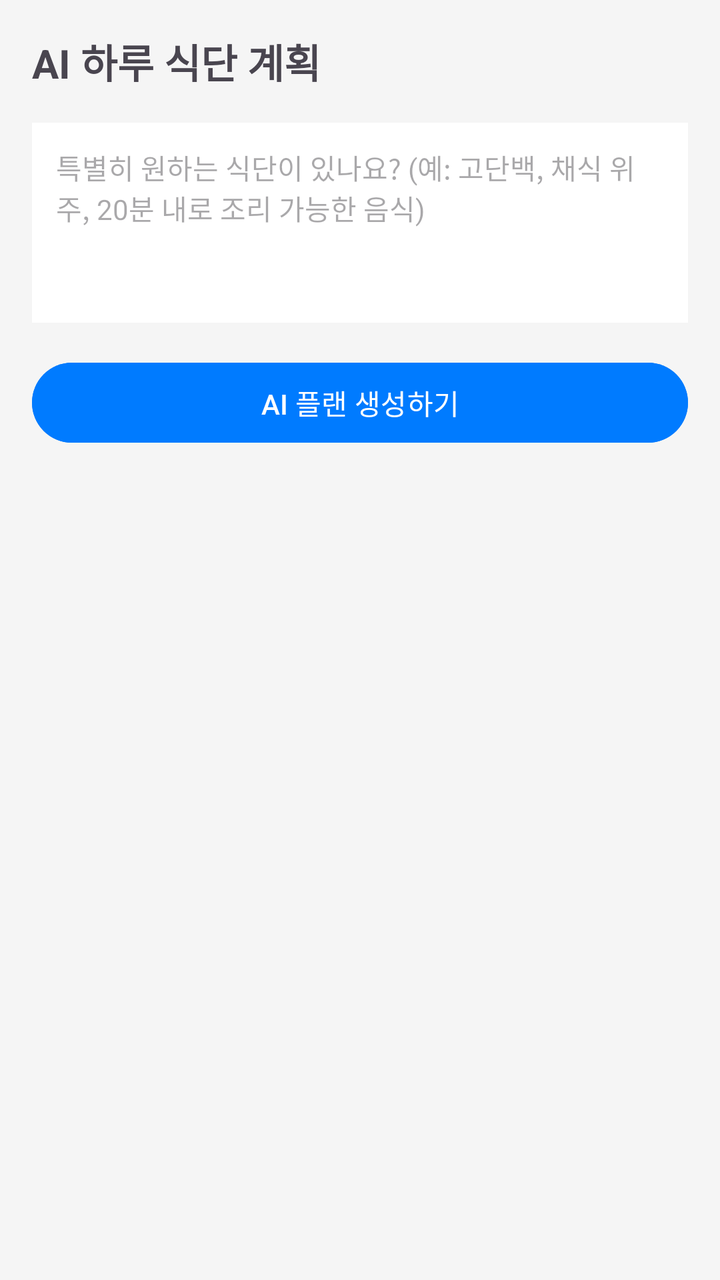
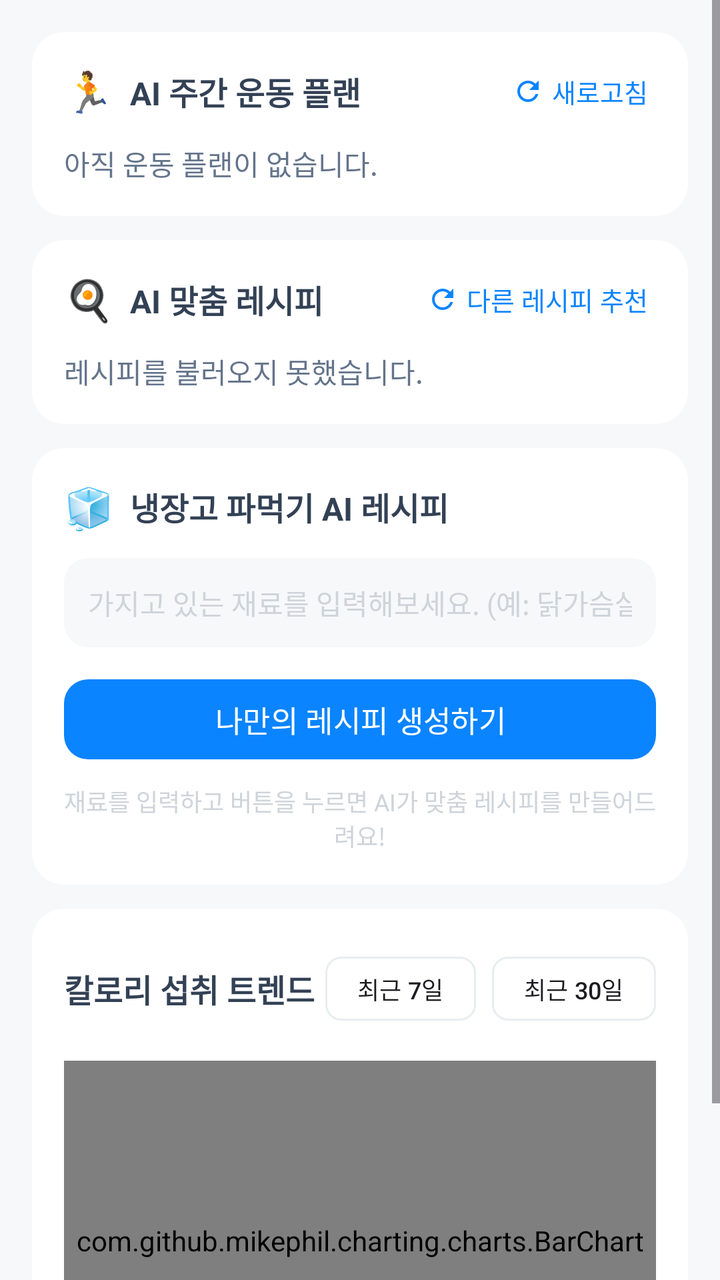

Before-and-after screenshots of an Android layout around one commit, followed by the original layout XML and the change that was made.
<!-- AndroidManifest.xml: application theme Theme.AI_DIET_APP -->
<!-- res/layout/fragment_analysis_ai_recipe.xml -->
<?xml version="1.0" encoding="utf-8"?>
<ScrollView xmlns:android="http://schemas.android.com/apk/res/android"
    xmlns:app="http://schemas.android.com/apk/res-auto"
    xmlns:tools="http://schemas.android.com/tools"
    android:layout_width="match_parent"
    android:layout_height="match_parent"
    android:background="#F5F5F5"
    tools:context=".fragments.AnalysisAiRecipeFragment">

    <LinearLayout
        android:layout_width="match_parent"
        android:layout_height="wrap_content"
        android:orientation="vertical"
        android:padding="16dp">

        <TextView
            android:layout_width="wrap_content"
            android:layout_height="wrap_content"
            android:text="AI 하루 식단 계획"
            android:textSize="20sp"
            android:textStyle="bold" />

        <EditText
            android:layout_width="match_parent"
            android:layout_height="100dp"
            android:layout_marginTop="16dp"
            android:background="@android:color/white"
            android:gravity="top"
            android:hint="특별히 원하는 식단이 있나요? (예: 고단백, 채식 위주, 20분 내로 조리 가능한 음식)"
            android:padding="12dp"
            android:textSize="14sp" />

        <Button
            android:layout_width="match_parent"
            android:layout_height="wrap_content"
            android:layout_marginTop="16dp"
            android:backgroundTint="#007BFF"
            android:text="AI 플랜 생성하기"
            android:textColor="@android:color/white" />

    </LinearLayout>
</ScrollView>
<!-- resources referenced by this layout -->
<resources>
  <style name="Theme.AI_DIET_APP" parent="Base.Theme.AI_DIET_APP" />
  <style name="Base.Theme.AI_DIET_APP" parent="Theme.Material3.DayNight.NoActionBar">
          
          
      </style>
</resources>

<!-- the commit's change to res/layout/fragment_analysis_ai_recipe.xml (unified diff, before → after) -->
@@ -4,39 +4,347 @@
     xmlns:tools="http://schemas.android.com/tools"
     android:layout_width="match_parent"
     android:layout_height="match_parent"
-    android:background="#F5F5F5"
+    android:background="@color/gray_90"
     tools:context=".fragments.AnalysisAiRecipeFragment">
 
     <LinearLayout
         android:layout_width="match_parent"
         android:layout_height="wrap_content"
         android:orientation="vertical"
-        android:padding="16dp">
-
-        <TextView
-            android:layout_width="wrap_content"
-            android:layout_height="wrap_content"
-            android:text="AI 하루 식단 계획"
-            android:textSize="20sp"
-            android:textStyle="bold" />
-
-        <EditText
-            android:layout_width="match_parent"
-            android:layout_height="100dp"
-            android:layout_marginTop="16dp"
-            android:background="@android:color/white"
-            android:gravity="top"
-            android:hint="특별히 원하는 식단이 있나요? (예: 고단백, 채식 위주, 20분 내로 조리 가능한 음식)"
-            android:padding="12dp"
-            android:textSize="14sp" />
-
-        <Button
+        android:padding="@dimen/spacing_lg">
+
+        
+        <androidx.cardview.widget.CardView
             android:layout_width="match_parent"
             android:layout_height="wrap_content"
-            android:layout_marginTop="16dp"
-            android:backgroundTint="#007BFF"
-            android:text="AI 플랜 생성하기"
-            android:textColor="@android:color/white" />
+            app:cardBackgroundColor="@color/white"
+            app:cardCornerRadius="@dimen/corner_radius_lg"
+            app:cardElevation="0dp"
+            android:layout_marginBottom="@dimen/spacing_md">
+
+            <LinearLayout
+                android:layout_width="match_parent"
+                android:layout_height="wrap_content"
+                android:orientation="vertical"
+                android:padding="@dimen/spacing_lg">
+
+                <LinearLayout
+                    android:layout_width="match_parent"
+                    android:layout_height="wrap_content"
+                    android:gravity="center_vertical"
+                    android:orientation="horizontal">
+
+                    <TextView
+                        android:layout_width="wrap_content"
+                        android:layout_height="wrap_content"
+                        android:text="🏃"
+                        android:textSize="20sp" />
+
+                    <TextView
+                        android:layout_width="0dp"
+                        android:layout_height="wrap_content"
+                        android:layout_weight="1"
+                        android:layout_marginStart="@dimen/spacing_sm"
+                        android:text="AI 주간 운동 플랜"
+                        android:textColor="@color/gray_text"
+                        android:textSize="16sp"
+                        android:textStyle="bold" />
+
+                    <LinearLayout
+                        android:id="@+id/btn_refresh_exercise"
+                        android:layout_width="wrap_content"
+                        android:layout_height="wrap_content"
+                        android:orientation="horizontal"
+                        android:gravity="center_vertical"
+                        android:background="?attr/selectableItemBackgroundBorderless"
+                        android:padding="4dp">
+
+                        <ProgressBar
+                            android:id="@+id/progress_exercise"
+                            android:layout_width="16dp"
+                            android:layout_height="16dp"
+                            android:visibility="gone" />
+
+                        <ImageView
+                            android:id="@+id/ic_refresh_exercise"
+                            android:layout_width="16dp"
+                            android:layout_height="16dp"
+                            android:src="@drawable/ic_refresh"
+                            app:tint="@color/primary_blue" />
+
+                        <TextView
+                            android:id="@+id/txt_refresh_exercise"
+                            android:layout_width="wrap_content"
+                            android:layout_height="wrap_content"
+                            android:layout_marginStart="4dp"
+                            android:text="새로고침"
+                            android:textColor="@color/primary_blue"
+                            android:textSize="13sp" />
+                    </LinearLayout>
+                </LinearLayout>
+
+                <TextView
+                    android:id="@+id/txt_exercise_content"
+                    android:layout_width="match_parent"
+                    android:layout_height="wrap_content"
+                    android:layout_marginTop="@dimen/spacing_md"
+                    android:text="아직 운동 플랜이 없습니다."
+                    android:textColor="@color/gray_subtext"
+                    android:textSize="14sp"
+                    android:lineSpacingExtra="4dp" />
+
+                <TextView
+                    android:id="@+id/txt_exercise_cooldown"
+                    android:layout_width="wrap_content"
+                    android:layout_height="wrap_content"
+                    android:layout_marginTop="@dimen/spacing_sm"
+                    android:textColor="@color/gray_50"
+                    android:textSize="12sp"
+                    android:visibility="gone" />
+            </LinearLayout>
+        </androidx.cardview.widget.CardView>
+
+        
+        <androidx.cardview.widget.CardView
+            android:layout_width="match_parent"
+            android:layout_height="wrap_content"
+            app:cardBackgroundColor="@color/white"
+            app:cardCornerRadius="@dimen/corner_radius_lg"
+            app:cardElevation="0dp"
+            android:layout_marginBottom="@dimen/spacing_md">
+
+            <LinearLayout
+                android:layout_width="match_parent"
+                android:layout_height="wrap_content"
+                android:orientation="vertical"
+                android:padding="@dimen/spacing_lg">
+
+                <LinearLayout
+                    android:layout_width="match_parent"
+                    android:layout_height="wrap_content"
+                    android:gravity="center_vertical"
+                    android:orientation="horizontal">
+
+                    <TextView
+                        android:layout_width="wrap_content"
+                        android:layout_height="wrap_content"
+                        android:text="🍳"
+                        android:textSize="20sp" />
+
+                    <TextView
+                        android:layout_width="0dp"
+                        android:layout_height="wrap_content"
+                        android:layout_weight="1"
+                        android:layout_marginStart="@dimen/spacing_sm"
+                        android:text="AI 맞춤 레시피"
+                        android:textColor="@color/gray_text"
+                        android:textSize="16sp"
+                        android:textStyle="bold" />
+
+                    <LinearLayout
+                        android:id="@+id/btn_refresh_recipe"
+                        android:layout_width="wrap_content"
+                        android:layout_height="wrap_content"
+                        android:orientation="horizontal"
+                        android:gravity="center_vertical"
+                        android:background="?attr/selectableItemBackgroundBorderless"
+                        android:padding="4dp">
+
+                        <ProgressBar
+                            android:id="@+id/progress_recipe"
+                            android:layout_width="16dp"
+                            android:layout_height="16dp"
+                            android:visibility="gone" />
+
+                        <ImageView
+                            android:id="@+id/ic_refresh_recipe"
+                            android:layout_width="16dp"
+                            android:layout_height="16dp"
+                            android:src="@drawable/ic_refresh"
+                            app:tint="@color/primary_blue" />
+
+                        <TextView
+                            android:id="@+id/txt_refresh_recipe"
+                            android:layout_width="wrap_content"
+                            android:layout_height="wrap_content"
+                            android:layout_marginStart="4dp"
+                            android:text="다른 레시피 추천"
+                            android:textColor="@color/primary_blue"
+                            android:textSize="13sp" />
+                    </LinearLayout>
+                </LinearLayout>
+
+                <TextView
+                    android:id="@+id/txt_recipe_content"
+                    android:layout_width="match_parent"
+                    android:layout_height="wrap_content"
+                    android:layout_marginTop="@dimen/spacing_md"
+                    android:text="레시피를 불러오지 못했습니다."
+                    android:textColor="@color/gray_subtext"
+                    android:textSize="14sp"
+                    android:lineSpacingExtra="4dp" />
+
+                <TextView
+                    android:id="@+id/txt_recipe_cooldown"
+                    android:layout_width="wrap_content"
+                    android:layout_height="wrap_content"
+                    android:layout_marginTop="@dimen/spacing_sm"
+                    android:textColor="@color/gray_50"
+                    android:textSize="12sp"
+                    android:visibility="gone" />
+            </LinearLayout>
+        </androidx.cardview.widget.CardView>
+
+        
+        <androidx.cardview.widget.CardView
+            android:layout_width="match_parent"
+            android:layout_height="wrap_content"
+            app:cardBackgroundColor="@color/white"
+            app:cardCornerRadius="@dimen/corner_radius_lg"
+            app:cardElevation="0dp"
+            android:layout_marginBottom="@dimen/spacing_md">
+
+            <LinearLayout
+                android:layout_width="match_parent"
+                android:layout_height="wrap_content"
+                android:orientation="vertical"
+                android:padding="@dimen/spacing_lg">
+
+                <LinearLayout
+                    android:layout_width="match_parent"
+                    android:layout_height="wrap_content"
+                    android:gravity="center_vertical"
+                    android:orientation="horizontal">
+
+                    <TextView
+                        android:layout_width="wrap_content"
+                        android:layout_height="wrap_content"
+                        android:text="🧊"
+                        android:textSize="20sp" />
+
+                    <TextView
+                        android:layout_width="wrap_content"
+                        android:layout_height="wrap_content"
+                        android:layout_marginStart="@dimen/spacing_sm"
+                        android:text="냉장고 파먹기 AI 레시피"
+                        android:textColor="@color/gray_text"
+                        android:textSize="16sp"
+                        android:textStyle="bold" />
+                </LinearLayout>
+
+                <EditText
+                    android:id="@+id/et_ingredients"
+                    android:layout_width="match_parent"
+                    android:layout_height="wrap_content"
+                    android:layout_marginTop="@dimen/spacing_md"
+                    android:background="@drawable/bg_edit_text_rounded"
+                    android:padding="@dimen/spacing_md"
+                    android:hint="가지고 있는 재료를 입력해보세요. (예: 닭가슴살, 양파, 계란, 우유)"
+                    android:textColorHint="@color/gray_50"
+                    android:textColor="@color/gray_text"
+                    android:textSize="14sp"
+                    android:inputType="text"
+                    android:maxLines="2" />
+
+                <com.google.android.material.button.MaterialButton
+                    android:id="@+id/btn_generate_fridge_recipe"
+                    android:layout_width="match_parent"
+                    android:layout_height="48dp"
+                    android:layout_marginTop="@dimen/spacing_md"
+                    android:text="나만의 레시피 생성하기"
+                    android:textColor="@color/white"
+                    android:textSize="15sp"
+                    app:backgroundTint="@color/primary_blue"
+                    app:cornerRadius="12dp" />
+
+                <TextView
+                    android:layout_width="match_parent"
+                    android:layout_height="wrap_content"
+                    android:layout_marginTop="@dimen/spacing_sm"
+                    android:text="재료를 입력하고 버튼을 누르면 AI가 맞춤 레시피를 만들어드려요!"
+                    android:textColor="@color/gray_50"
+                    android:textSize="12sp"
+                    android:gravity="center" />
+
+                <TextView
+                    android:id="@+id/txt_fridge_recipe_content"
+                    android:layout_width="match_parent"
+                    android:layout_height="wrap_content"
+                    android:layout_marginTop="@dimen/spacing_md"
+                    android:textColor="@color/gray_text"
+                    android:textSize="14sp"
+                    android:lineSpacingExtra="4dp"
+                    android:visibility="gone" />
+            </LinearLayout>
+        </androidx.cardview.widget.CardView>
+
+        
+        <androidx.cardview.widget.CardView
+            android:layout_width="match_parent"
+            android:layout_height="wrap_content"
+            app:cardBackgroundColor="@color/white"
+            app:cardCornerRadius="@dimen/corner_radius_lg"
+            app:cardElevation="0dp">
+
+            <LinearLayout
+                android:layout_width="match_parent"
+                android:layout_height="wrap_content"
+                android:orientation="vertical"
+                android:padding="@dimen/spacing_lg">
+
+                <LinearLayout
+                    android:layout_width="match_parent"
+                    android:layout_height="wrap_content"
+                    android:gravity="center_vertical"
+                    android:orientation="horizontal">
+
+                    <TextView
+                        android:layout_width="0dp"
+                        android:layout_height="wrap_content"
+                        android:layout_weight="1"
+                        android:text="칼로리 섭취 트렌드"
+                        android:textColor="@color/gray_text"
+                        android:textSize="16sp"
+                        android:textStyle="bold" />
+
+                    <com.google.android.material.chip.ChipGroup
+                        android:id="@+id/chip_group_period"
+                        android:layout_width="wrap_content"
+                        android:layout_height="wrap_content"
+                        app:singleSelection="true">
+
+                        <com.google.android.material.chip.Chip
+                            android:id="@+id/chip_7days"
+                            android:layout_width="wrap_content"
+                            android:layout_height="wrap_content"
+                            android:text="최근 7일"
+                            android:textSize="12sp"
+                            app:chipBackgroundColor="@color/chip_background_selector"
+                            app:chipStrokeWidth="1dp"
+                            app:chipStrokeColor="@color/gray_70"
+                            app:checkedIconVisible="false"
+                            android:checked="true" />
+
+                        <com.google.android.material.chip.Chip
+                            android:id="@+id/chip_30days"
+                            android:layout_width="wrap_content"
+                            android:layout_height="wrap_content"
+                            android:text="최근 30일"
+                            android:textSize="12sp"
+                            app:chipBackgroundColor="@color/chip_background_selector"
+                            app:chipStrokeWidth="1dp"
+                            app:chipStrokeColor="@color/gray_70"
+                            app:checkedIconVisible="false" />
+                    </com.google.android.material.chip.ChipGroup>
+                </LinearLayout>
+
+                <com.github.mikephil.charting.charts.BarChart
+                    android:id="@+id/chart_calorie_trend"
+                    android:layout_width="match_parent"
+                    android:layout_height="180dp"
+                    android:layout_marginTop="@dimen/spacing_md" />
+            </LinearLayout>
+        </androidx.cardview.widget.CardView>
 
     </LinearLayout>
 </ScrollView>
<!-- resource entries referenced after the edit -->
@@ -1,5 +1,34 @@
 <!-- resources referenced by this layout -->
 <resources>
+  <color name="gray_50">#CED4DA</color>
+  <color name="gray_70">#E9EDF0</color>
+  <color name="gray_90">#F7F8FA</color>
+  <color name="gray_subtext">#64748B</color>
+  <color name="gray_text">#334155</color>
+  <color name="primary_blue">#0A84FF</color>
+  <color name="white">#FFFFFFFF</color>
+  <dimen name="corner_radius_lg">16dp</dimen>
+  <dimen name="spacing_lg">16dp</dimen>
+  <dimen name="spacing_md">12dp</dimen>
+  <dimen name="spacing_sm">8dp</dimen>
+  <!-- drawable bg_edit_text_rounded (drawable) -->
+  <?xml version="1.0" encoding="utf-8"?>
+  <shape xmlns:android="http://schemas.android.com/apk/res/android"
+      android:shape="rectangle">
+      <solid android:color="@color/gray_90" />
+      <corners android:radius="12dp" />
+  </shape>
+  <!-- drawable ic_refresh (drawable) -->
+  <?xml version="1.0" encoding="utf-8"?>
+  <vector xmlns:android="http://schemas.android.com/apk/res/android"
+      android:width="24dp"
+      android:height="24dp"
+      android:viewportWidth="24"
+      android:viewportHeight="24">
+      <path
+          android:fillColor="#FF000000"
+          android:pathData="M17.65,6.35C16.2,4.9 14.21,4 12,4C7.58,4 4.01,7.58 4.01,12C4.01,16.42 7.58,20 12,20C15.73,20 18.84,17.45 19.73,14H17.65C16.83,16.33 14.61,18 12,18C8.69,18 6,15.31 6,12C6,8.69 8.69,6 12,6C13.66,6 15.14,6.69 16.22,7.78L13,11H20V4L17.65,6.35Z"/>
+  </vector>
   <style name="Theme.AI_DIET_APP" parent="Base.Theme.AI_DIET_APP" />
   <style name="Base.Theme.AI_DIET_APP" parent="Theme.Material3.DayNight.NoActionBar">
           
